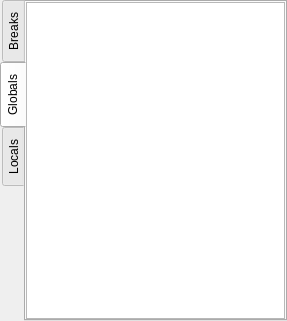
Old version of the form tools/debug/UI/Debugger.ui in the repository TrickPlay/Trickplay.
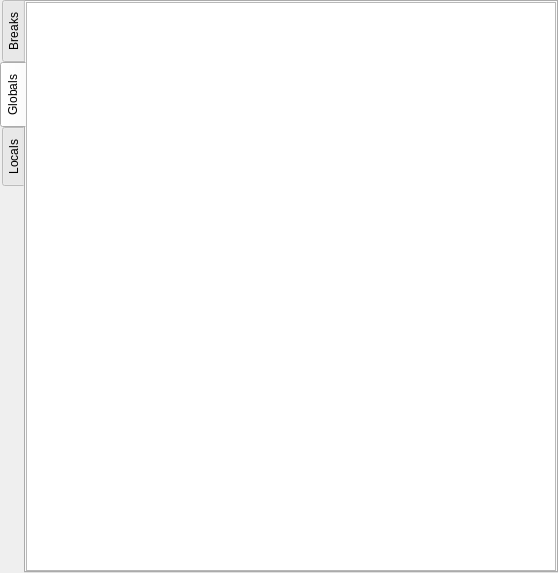
New version of the form.

Commit message: [debugger] added global variables tab  bugzid : 2768

Patch:
```diff
--- a/tools/debug/UI/Debugger.ui
+++ b/tools/debug/UI/Debugger.ui
@@ -6,8 +6,8 @@
    <rect>
     <x>0</x>
     <y>0</y>
-    <width>287</width>
-    <height>321</height>
+    <width>558</width>
+    <height>573</height>
    </rect>
   </property>
   <property name="windowTitle">
@@ -72,12 +72,6 @@
       </layout>
      </widget>
      <widget class="QWidget" name="Globals">
-      <property name="maximumSize">
-       <size>
-        <width>480</width>
-        <height>16777215</height>
-       </size>
-      </property>
       <attribute name="title">
        <string>Globals</string>
       </attribute>
```
The commit also changes 4 other files.
